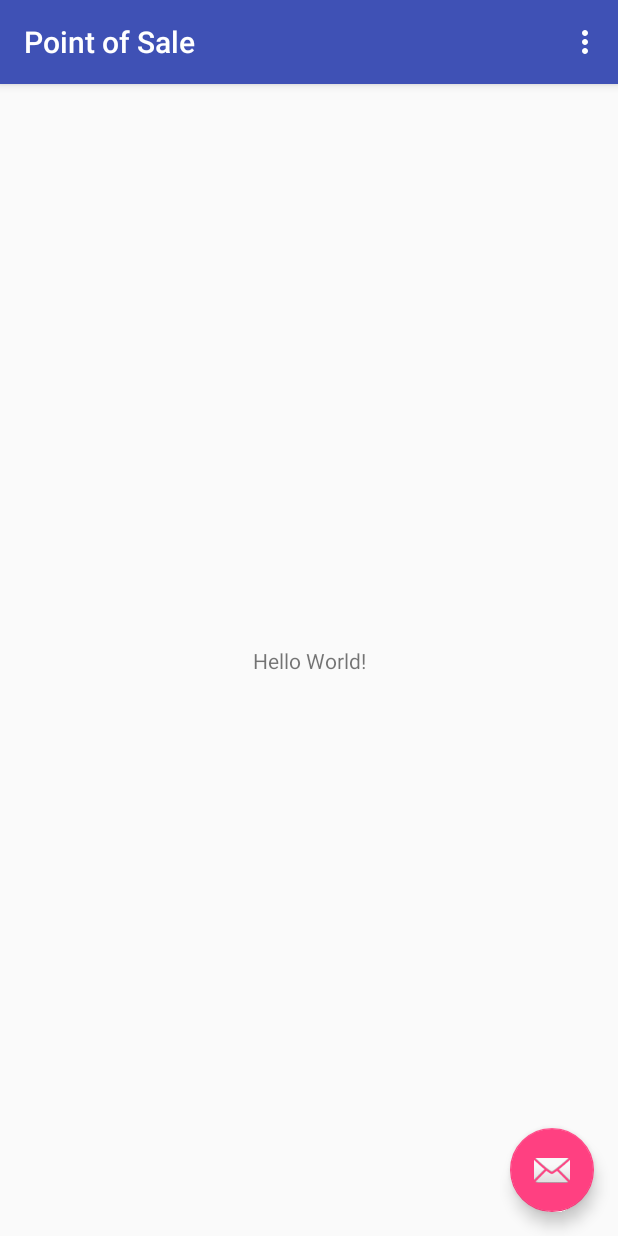
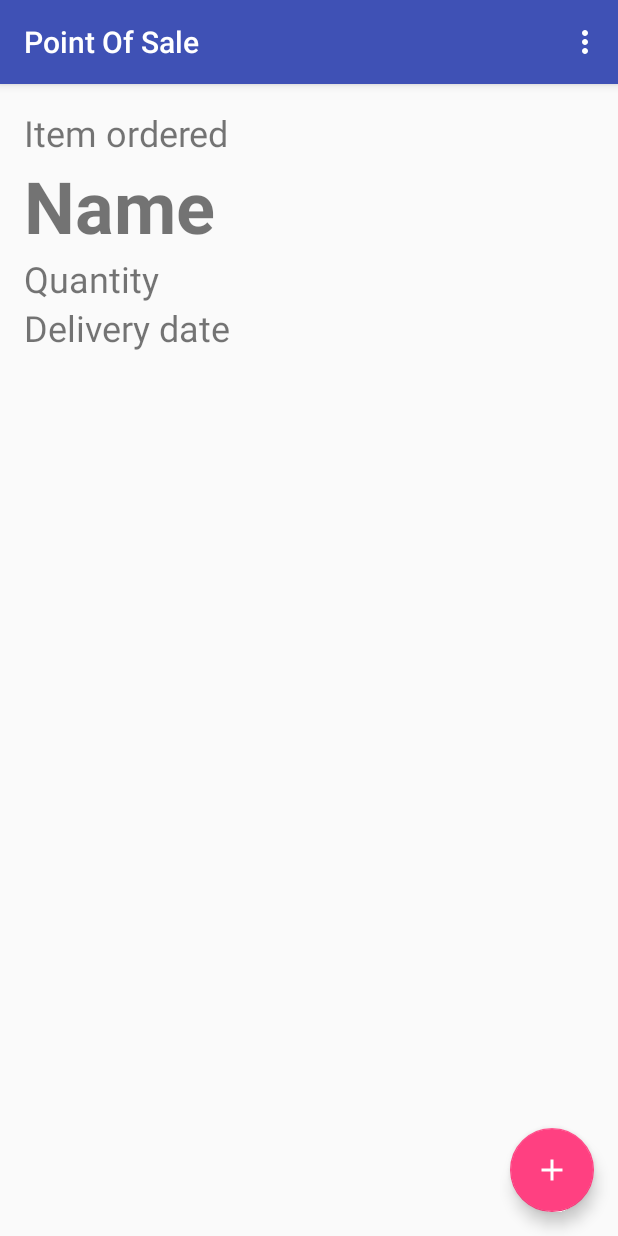
Before and after one commit to CS4084-8308055/Point-of-Sale, an Android app: the screen it shows after launch (MainActivity), on a phone screen of 412 x 824 dp. Run offline under Robolectric (Android 15) with nearby library versions, the phone set to English and light mode, and no system bars.

Commit message:
Added givens

```diff
--- a/PointofSale/app/src/main/res/layout/activity_main.xml
+++ b/PointofSale/app/src/main/res/layout/activity_main.xml
@@ -1,5 +1,6 @@
 <?xml version="1.0" encoding="utf-8"?>
-<android.support.design.widget.CoordinatorLayout xmlns:android="http://schemas.android.com/apk/res/android"
+<android.support.design.widget.CoordinatorLayout
+    xmlns:android="http://schemas.android.com/apk/res/android"
     xmlns:app="http://schemas.android.com/apk/res-auto"
     xmlns:tools="http://schemas.android.com/tools"
     android:layout_width="match_parent"
@@ -28,6 +29,6 @@
         android:layout_height="wrap_content"
         android:layout_gravity="bottom|end"
         android:layout_margin="@dimen/fab_margin"
-        app:srcCompat="@android:drawable/ic_dialog_email" />
+        app:srcCompat="@drawable/ic_add" />
 
 </android.support.design.widget.CoordinatorLayout>
--- a/PointofSale/app/src/main/res/layout/content_main.xml
+++ b/PointofSale/app/src/main/res/layout/content_main.xml
@@ -1,20 +1,47 @@
 <?xml version="1.0" encoding="utf-8"?>
-<android.support.constraint.ConstraintLayout xmlns:android="http://schemas.android.com/apk/res/android"
+<LinearLayout xmlns:android="http://schemas.android.com/apk/res/android"
     xmlns:app="http://schemas.android.com/apk/res-auto"
     xmlns:tools="http://schemas.android.com/tools"
+
     android:layout_width="match_parent"
     android:layout_height="match_parent"
+    android:orientation="vertical"
+    android:paddingBottom="@dimen/activity_vertical_margin"
+    android:paddingLeft="@dimen/activity_horizontal_margin"
+    android:paddingRight="@dimen/activity_horizontal_margin"
+    android:paddingTop="@dimen/activity_vertical_margin"
     app:layout_behavior="@string/appbar_scrolling_view_behavior"
     tools:context=".MainActivity"
     tools:showIn="@layout/activity_main">
 
     <TextView
+        android:id="@+id/title_text"
         android:layout_width="wrap_content"
         android:layout_height="wrap_content"
-        android:text="Hello World!"
-        app:layout_constraintBottom_toBottomOf="parent"
-        app:layout_constraintLeft_toLeftOf="parent"
-        app:layout_constraintRight_toRightOf="parent"
-        app:layout_constraintTop_toTopOf="parent" />
+        android:text="Item ordered"
+        android:textSize="24sp" />
 
-</android.support.constraint.ConstraintLayout>
+    <TextView
+        android:id="@+id/name_text"
+        android:layout_width="wrap_content"
+        android:layout_height="wrap_content"
+        android:text="@string/name_start"
+        android:textSize="48sp"
+        android:textStyle="bold" />
+
+    <TextView
+        android:id="@+id/quantity_text"
+        android:layout_width="wrap_content"
+        android:layout_height="wrap_content"
+        android:text="@string/quantity_start"
+        android:textSize="24sp" />
+
+    <TextView
+        android:id="@+id/date_text"
+        android:layout_width="wrap_content"
+        android:layout_height="wrap_content"
+        android:text="@string/date_start"
+        android:textSize="24sp" />
+
+
+</LinearLayout>
--- a/PointofSale/app/src/main/res/values/dimens.xml
+++ b/PointofSale/app/src/main/res/values/dimens.xml
@@ -1,3 +1,6 @@
 <resources>
+    <!-- Default screen margins, per the Android Design guidelines. -->
+    <dimen name="activity_horizontal_margin">16dp</dimen>
+    <dimen name="activity_vertical_margin">16dp</dimen>
     <dimen name="fab_margin">16dp</dimen>
 </resources>
```
Also changed, not shown: PointofSale/app/src/main/java/ie/ul/davidbeck/pointofsale/Item.java (added, +60 -0 lines), PointofSale/app/src/main/res/values/strings.xml (+12 -1 lines), PointofSale/app/src/main/res/drawable/ic_add.png (added).
